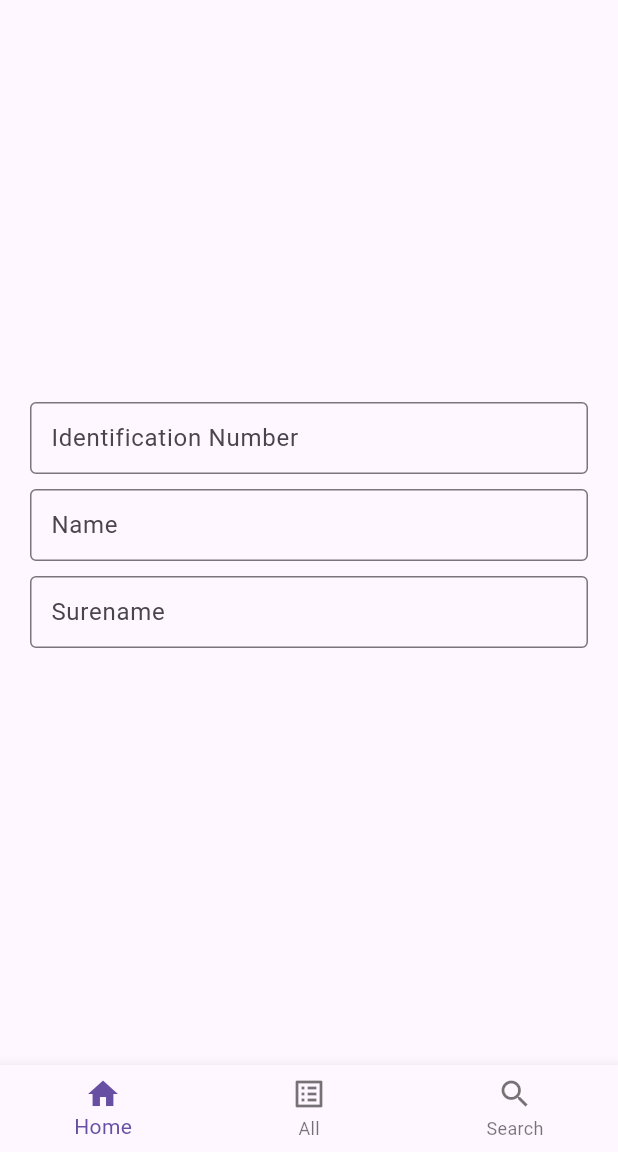
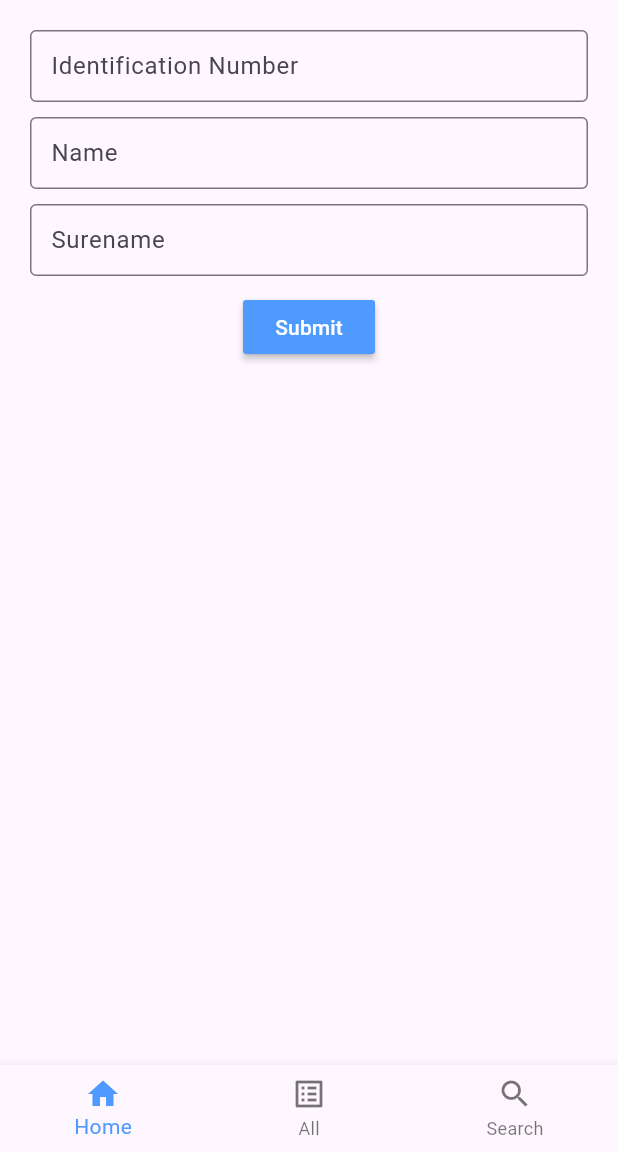
Before and after one commit to chtah/identification_mobile, a Flutter app: the screen it shows after launch, on a phone screen of 412 x 824 dp, the part 84-1236 px from its top. Run offline on Flutter 3.47's test engine with Material 3 defaults, Android fonts, the phone set to English and light mode, and no system bars.

Commit message:
add button and text controller

```diff
--- a/lib/home.dart
+++ b/lib/home.dart
@@ -11,26 +11,51 @@ class Home extends StatefulWidget {
 }
 
 class _Home extends State<Home> {
+  final _identificationNumberController = TextEditingController();
+  final _nameController = TextEditingController();
+  final _surenameController = TextEditingController();
+
+  String userPost = '';
+
   @override
   Widget build(BuildContext context) {
-    return const Form(
+    return Form(
       child: Padding(
-        padding: EdgeInsets.all(20),
+        padding: const EdgeInsets.all(20),
         child: Column(
-          mainAxisAlignment: MainAxisAlignment.center,
           children: [
             CustomFormField(
               label: 'Identification Number',
               type: 'number',
+              controller: _identificationNumberController,
             ),
             CustomFormField(
               label: 'Name',
               type: 'text',
+              controller: _nameController,
             ),
             CustomFormField(
               label: 'Surename',
               type: 'text',
+              controller: _surenameController,
             ),
+            MaterialButton(
+              onPressed: () {
+                setState(() {
+                  userPost =
+                      '{id : ${_identificationNumberController.text}, name : ${_nameController.text}, surename : ${_surenameController.text}}';
+                });
+              },
+              color: const Color.fromARGB(255, 78, 154, 255),
+              child: const Text(
+                'Submit',
+                style: TextStyle(color: Colors.white),
+              ),
+            ),
+            const SizedBox(
+              height: 40,
+            ),
+            Text(userPost)
           ],
         ),
       ),
--- a/lib/main.dart
+++ b/lib/main.dart
@@ -35,6 +35,7 @@ class _MyApp extends State<MyApp> {
         ),
         body: pageOption[selectedPage],
         bottomNavigationBar: BottomNavigationBar(
+          selectedItemColor: const Color.fromARGB(255, 78, 154, 255),
           currentIndex: selectedPage,
           onTap: (int index) {
             setState(() {
--- a/lib/widgets/customform_field.dart
+++ b/lib/widgets/customform_field.dart
@@ -1,10 +1,15 @@
 import 'package:flutter/material.dart';
 
 class CustomFormField extends StatelessWidget {
-  const CustomFormField({super.key, required this.label, required this.type});
+  const CustomFormField(
+      {super.key,
+      required this.label,
+      required this.type,
+      required this.controller});
 
   final String label;
   final String type;
+  final TextEditingController controller;
 
   @override
   Widget build(BuildContext context) {
@@ -29,6 +34,7 @@ class CustomFormField extends StatelessWidget {
     return Column(
       children: [
         TextFormField(
+            controller: controller,
             decoration: InputDecoration(
               contentPadding:
                   const EdgeInsets.symmetric(vertical: 10, horizontal: 10),
```
